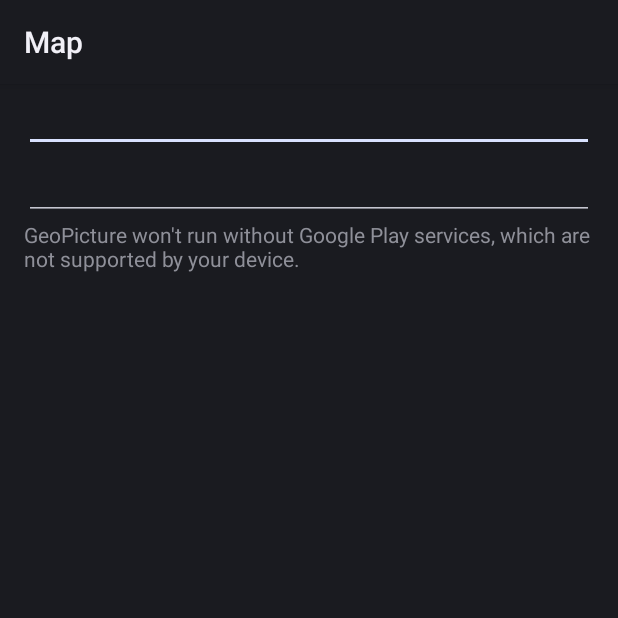
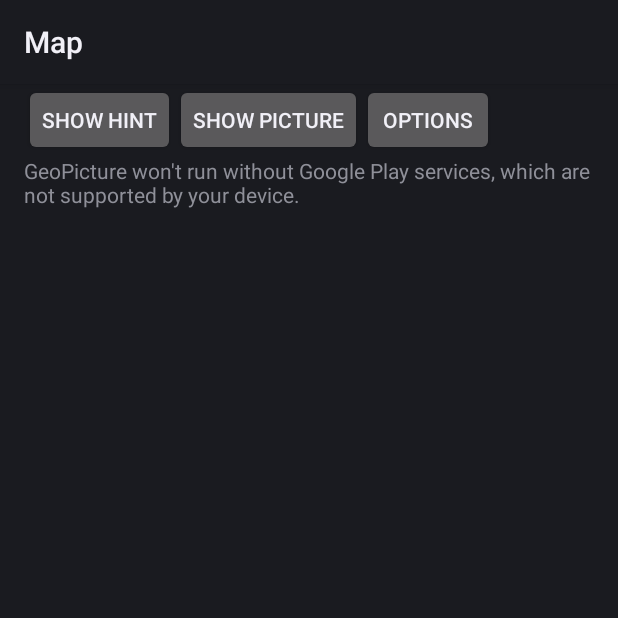
Before and after one commit to Marcel4747/GeoPicture, an Android app: the MapsActivity screen opened directly, with no data from a screen before it, on a phone screen of 412 x 824 dp, the top half of it. Run offline under Robolectric (Android 15) with nearby library versions, the phone set to English and light mode, and no system bars; 1 statement that could not run was skipped.

```diff
--- a/de.fh-dortmund.geopicture/build.gradle
+++ b/de.fh-dortmund.geopicture/build.gradle
@@ -31,6 +31,8 @@ android {
 }
 dependencies {
     compile 'com.google.android.gms:play-services:6.5.87'
-    compile files('D:/Programme/GeoPicture/GeoPicture/lib/Do1900Shared-1.0.0.jar')
-    compile files('D:/Programme/GeoPicture/GeoPicture/lib/serviceapi.jar')
+   // compile files('D:/Programme/GeoPicture/GeoPicture/lib/Do1900Shared-1.0.0.jar')
+   // compile files('D:/Programme/GeoPicture/GeoPicture/lib/serviceapi.jar')
+    compile files('C:/Users/Dennis/Android studioProjects/GeoPicture/lib/Do1900Shared-1.0.0.jar')
+    compile files('C:/Users/Dennis/Android studioProjects/GeoPicture/lib/serviceapi.jar')
 }
--- a/de.fh-dortmund.geopicture/src/main/AndroidManifest.xml
+++ b/de.fh-dortmund.geopicture/src/main/AndroidManifest.xml
@@ -24,7 +24,7 @@
         <meta-data
             android:name="com.google.android.maps.v2.API_KEY"
             android:value="AIzaSyAMFXi-dJABzbMlmUc7ZwffoEn0WBst-Mo" />
-            <!--Key von Marcel: AIzaSyAMFXi-dJABzbMlmUc7ZwffoEn0WBst-Mo-->
+        <!-- Key von Marcel: AIzaSyAMFXi-dJABzbMlmUc7ZwffoEn0WBst-Mo -->
         <activity
             android:name=".MapsActivity"
             android:label="@string/title_activity_maps" >
@@ -46,6 +46,10 @@
                 <category android:name="android.intent.category.LAUNCHER" />
             </intent-filter>
         </activity>
+        <activity
+            android:name=".ImageActivity"
+            android:label="@string/title_activity_image" >
+        </activity>
     </application>
 
 </manifest>
--- a/de.fh-dortmund.geopicture/src/main/java/com/example/dennis/geopicture/MapsActivity.java
+++ b/de.fh-dortmund.geopicture/src/main/java/com/example/dennis/geopicture/MapsActivity.java
@@ -1,16 +1,22 @@
 package com.example.dennis.geopicture;
 
 import android.content.Context;
+import android.content.Intent;
 import android.graphics.Color;
 import android.location.LocationManager;
 import android.location.*;
 import android.support.v4.app.FragmentActivity;
 import android.os.Bundle;
+import android.view.View;
+import android.widget.Button;
+import android.widget.ImageView;
 
 import com.google.android.gms.maps.GoogleMap;
 import com.google.android.gms.maps.SupportMapFragment;
+import com.google.android.gms.maps.CameraUpdateFactory;
 import com.google.android.gms.maps.model.LatLng;
 import com.google.android.gms.maps.model.MarkerOptions;
+import com.google.android.gms.maps.model.CameraPosition;
 import com.google.android.gms.maps.model.Marker;
 import com.google.android.gms.maps.model.Polyline;
 import com.google.android.gms.maps.model.PolylineOptions;
@@ -62,6 +68,14 @@ public class MapsActivity extends FragmentActivity {
             public void onProviderDisabled(String provider) {}
         };
 
+        Button showImage =  (Button)findViewById(R.id.button);
+        showImage.setOnClickListener(new View.OnClickListener() {
+            @Override
+            public void onClick(View v) {
+
+            }
+        });
+
 // Register the listener with the Location Manager to receive location updates
         lm.requestLocationUpdates(LocationManager.GPS_PROVIDER, 0, 0, locationListener);
 
@@ -109,5 +123,15 @@ public class MapsActivity extends FragmentActivity {
      */
     private void setUpMap() {
        // mMap.addMarker(new MarkerOptions().position(new LatLng(0, 0)).title("Marker"));
+
+        CameraPosition cameraPosition = new CameraPosition.Builder()
+                .target(new LatLng(51.5138273, 7.4671297))
+                .zoom(13)
+                .build();
+
+        mMap.animateCamera(CameraUpdateFactory.newCameraPosition(cameraPosition));
+        mMap.getUiSettings().setZoomControlsEnabled(true);
+        mMap.getUiSettings().setZoomGesturesEnabled(true);
+
     }
 }
--- a/de.fh-dortmund.geopicture/src/main/java/com/example/dennis/geopicture/MenuActivity.java
+++ b/de.fh-dortmund.geopicture/src/main/java/com/example/dennis/geopicture/MenuActivity.java
@@ -45,3 +45,7 @@ public class MenuActivity extends Activity {
         });
     }
 }
+
+//        e:
+//        cd "E:\Programme\Android\SDK\platform-tools"
+//        adb install "E:\Programme\Android\SDK\platform-tools\Do1900Client.apk"
--- a/de.fh-dortmund.geopicture/src/main/res/layout/activity_maps.xml
+++ b/de.fh-dortmund.geopicture/src/main/res/layout/activity_maps.xml
@@ -4,20 +4,44 @@
     android:layout_height="match_parent"
     android:paddingLeft="16dp"
     android:paddingRight="16dp"
-    android:orientation="vertical" >
-    <EditText
+    android:orientation="vertical">
+
+
+    <LinearLayout
+        android:orientation="horizontal"
         android:layout_width="match_parent"
-        android:layout_height="wrap_content"/>
-    <EditText
+        android:layout_height="wrap_content"
+        android:layout_gravity="center_horizontal">
+
+        <Button
+            android:layout_width="wrap_content"
+            android:layout_height="wrap_content"
+            android:text="@string/mapTip"
+            android:id="@+id/button1"
+            android:layout_gravity="right" />
+
+        <Button
+            android:layout_width="wrap_content"
+            android:layout_height="wrap_content"
+            android:text="@string/mapPictureButton"
+            android:id="@+id/button"
+            android:layout_gravity="left" />
+
+        <Button
+            android:layout_width="wrap_content"
+            android:layout_height="wrap_content"
+            android:text="@string/mapOptionButton"
+            android:id="@+id/button2"
+            android:layout_gravity="left" />
+
+    </LinearLayout>
+    <fragment xmlns:android="http://schemas.android.com/apk/res/android"
+        xmlns:tools="http://schemas.android.com/tools"
         android:layout_width="match_parent"
-        android:layout_height="wrap_content"/>
-    <EditText
-        android:layout_width="match_parent"
-        android:layout_height="0dp"
-        android:layout_weight="1"
-        android:gravity="top" />
-    <fragment xmlns:android="http://schemas.android.com/apk/res/android"
-        xmlns:tools="http://schemas.android.com/tools" android:layout_width="match_parent"
-        android:layout_height="match_parent" android:id="@+id/map" tools:context=".MapsActivity"
+        android:layout_height="match_parent"
+        android:id="@+id/map"
+        tools:context=".MapsActivity"
         android:name="com.google.android.gms.maps.SupportMapFragment" />
+
+
 </LinearLayout>
--- /dev/null
+++ b/de.fh-dortmund.geopicture/src/main/res/menu/menu_image.xml
@@ -0,0 +1,6 @@
+<menu xmlns:android="http://schemas.android.com/apk/res/android"
+    xmlns:tools="http://schemas.android.com/tools"
+    tools:context="com.example.dennis.geopicture.ImageActivity">
+    <item android:id="@+id/action_settings" android:title="@string/action_settings"
+        android:orderInCategory="100" android:showAsAction="never" />
+</menu>
--- /dev/null
+++ b/de.fh-dortmund.geopicture/src/main/res/values-w820dp/dimens.xml
@@ -0,0 +1,6 @@
+<resources>
+    <!-- Example customization of dimensions originally defined in res/values/dimens.xml
+         (such as screen margins) for screens with more than 820dp of available width. This
+         would include 7" and 10" devices in landscape (~960dp and ~1280dp respectively). -->
+    <dimen name="activity_horizontal_margin">64dp</dimen>
+</resources>
--- /dev/null
+++ b/de.fh-dortmund.geopicture/src/main/res/values/dimens.xml
@@ -0,0 +1,5 @@
+<resources>
+    <!-- Default screen margins, per the Android Design guidelines. -->
+    <dimen name="activity_horizontal_margin">16dp</dimen>
+    <dimen name="activity_vertical_margin">16dp</dimen>
+</resources>
--- a/de.fh-dortmund.geopicture/src/main/res/values/strings.xml
+++ b/de.fh-dortmund.geopicture/src/main/res/values/strings.xml
@@ -7,4 +7,11 @@
     <string name="title_activity_Test">Test</string>
     <string name="DennisButton">Start Dennis Page</string>
     <string name="MarcelButton">Start Marcel Page</string>
+    <string name="mapPictureButton">Show Picture</string>
+    <string name="mapTip">Show hint</string>
+    <string name="mapOptionButton">Options</string>
+    <string name="title_activity_image">ImageActivity</string>
+
+    <string name="hello_world">Hello world!</string>
+    <string name="action_settings">Settings</string>
 </resources>
```
Also changed, not shown: de.fh-dortmund.geopicture/src/main/java/com/example/dennis/geopicture/ImageActivity.java (added, +39 -0 lines), de.fh-dortmund.geopicture/src/main/res/layout/activity_image.xml (added, +19 -0 lines), 2 other files.
